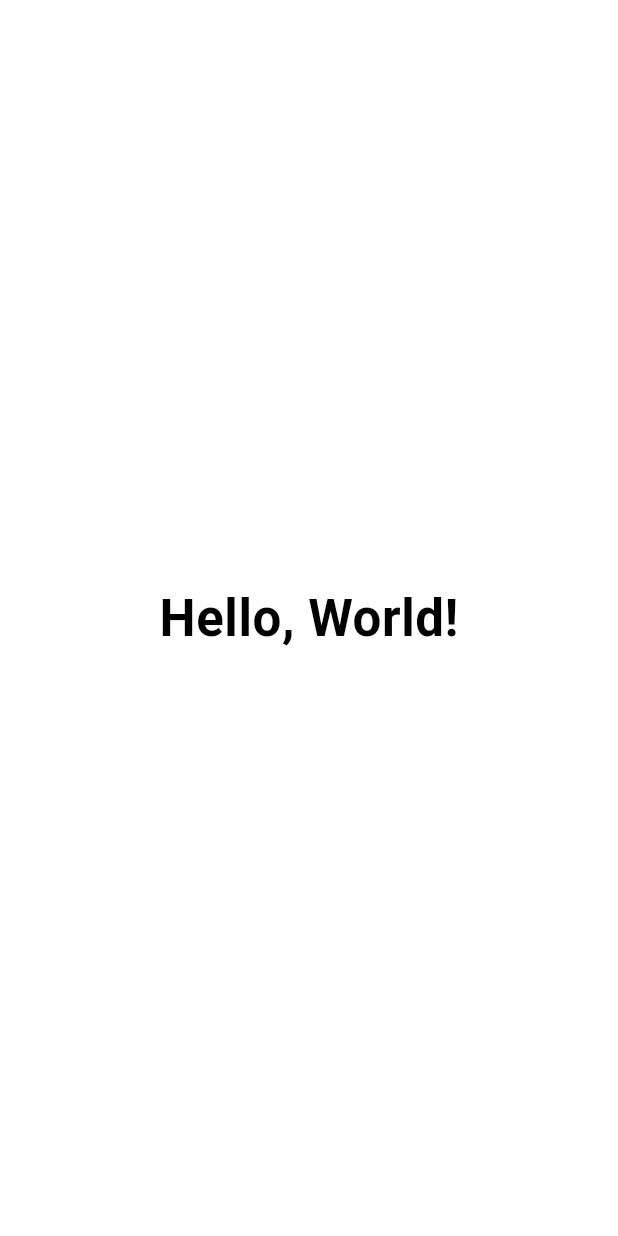
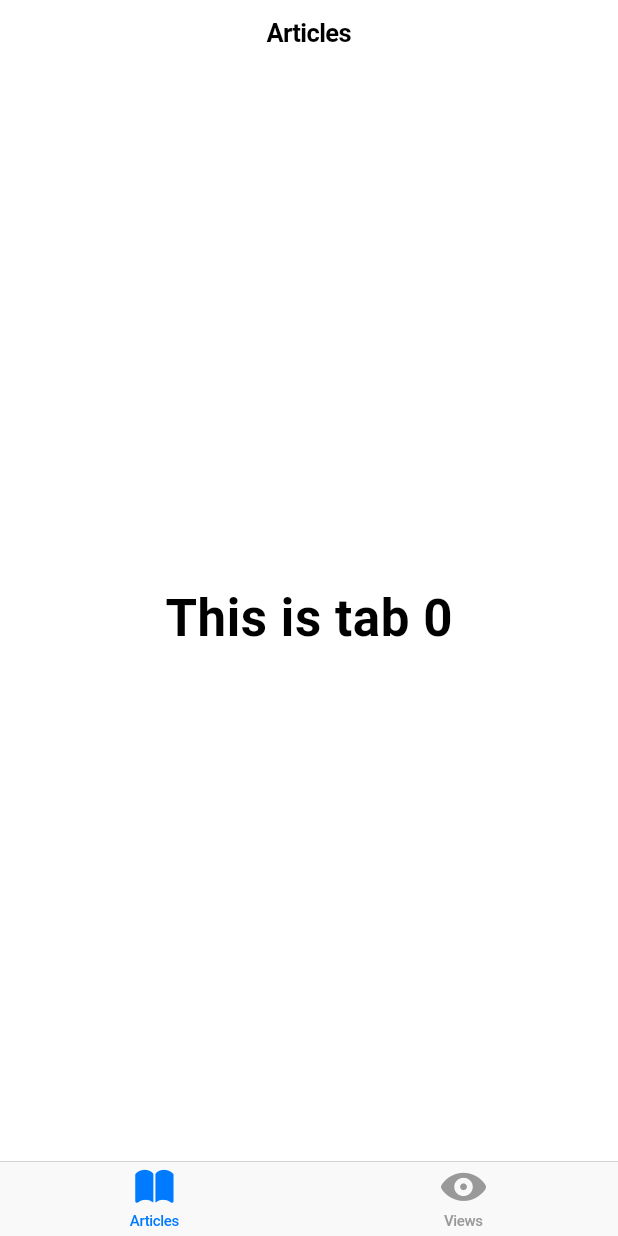
Before and after one commit to hakonamatata/dart-track-on-exercism, a Flutter app: the screen it shows after launch, on a phone screen of 412 x 824 dp. Run offline on Flutter 3.47's test engine with Material 2 defaults, Android fonts, the phone set to English and light mode, and no system bars; our stand-ins replace bloc, equatable; generated files the repository leaves out were written again.

Commit message:
flutter ios app, basic navigation

```diff
--- a/flutter_cupertino/lib/main.dart
+++ b/flutter_cupertino/lib/main.dart
@@ -1,5 +1,5 @@
+import 'dart:developer';
 import 'package:flutter/cupertino.dart';
-import 'package:flutter/material.dart';
 
 void main() {
   runApp(const MyApp());
@@ -14,7 +14,13 @@ class MyApp extends StatelessWidget {
     return CupertinoApp(
       title: 'Flutter Demo',
       // theme: CupertinoThemeData(
-      //   primaryColor: CupertinoColors.activeBlue,
+      //   textTheme: CupertinoTextThemeData(
+      //     navLargeTitleTextStyle: TextStyle(
+      //       fontWeight: FontWeight.bold,
+      //       fontSize: 70.0,
+      //       color: CupertinoColors.white,
+      //     ),
+      //   ),
       // ),
       home: MyHomePage(),
     );
@@ -24,12 +30,69 @@ class MyApp extends StatelessWidget {
 class MyHomePage extends StatelessWidget {
   @override
   Widget build(BuildContext context) {
-    return CupertinoPageScaffold(
-        child: Center(
-      child: Text(
-        'Hello, World!',
-        style: CupertinoTheme.of(context).textTheme.navLargeTitleTextStyle,
+    return CupertinoTabScaffold(
+      tabBar: CupertinoTabBar(
+        items: [
+          BottomNavigationBarItem(icon: Icon(CupertinoIcons.book_solid), label: 'Articles'),
+          BottomNavigationBarItem(icon: Icon(CupertinoIcons.eye_solid), label: 'Views'),
+        ],
       ),
-    ));
+      tabBuilder: (context, i) {
+        return CupertinoTabView(
+          builder: (context) {
+            return CupertinoPageScaffold(
+              navigationBar: CupertinoNavigationBar(
+                middle: i == 0 ? Text('Articles') : Text('Views'),
+              ),
+              child: Center(
+                child: CupertinoButton(
+                  child: Text('This is tab $i', style: CupertinoTheme.of(context).textTheme.navLargeTitleTextStyle),
+                  onPressed: () {
+                    Navigator.of(context).push(
+                      CupertinoPageRoute(builder: (context) {
+                        print('pressed $i');
+                        return DetailPage(i == 0 ? 'Articles' : 'Views');
+                      }),
+                    );
+                  },
+                ),
+              ),
+            );
+          },
+        );
+      },
+    );
+
+    // Hello world
+    // return CupertinoPageScaffold(
+    //   child: Center(
+    //     child: Text(
+    //       'Hello, World!',
+    //       style: CupertinoTheme.of(context).textTheme.navLargeTitleTextStyle,
+    //     ),
+    //   )
+    // );
   }
 }
+
+class DetailPage extends StatelessWidget {
+  // const DetailPage({Key? key}) : super(key: key);
+
+  final String topic;
+  const DetailPage(this.topic);
+
+  @override
+  Widget build(BuildContext context) {
+    return CupertinoPageScaffold(
+      navigationBar: CupertinoNavigationBar(
+        middle: Text('Detail'),
+      ),
+      child: Center(
+        child: Text(
+          'This is detail page for $topic',
+          style: CupertinoTheme.of(context).textTheme.navLargeTitleTextStyle,
+        ),
+      ),
+    );
+  }
+}
```
